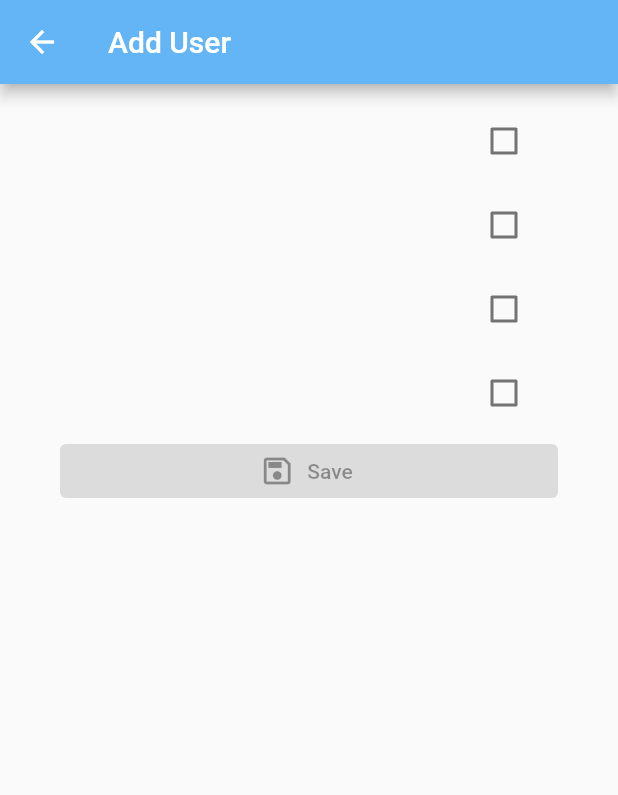
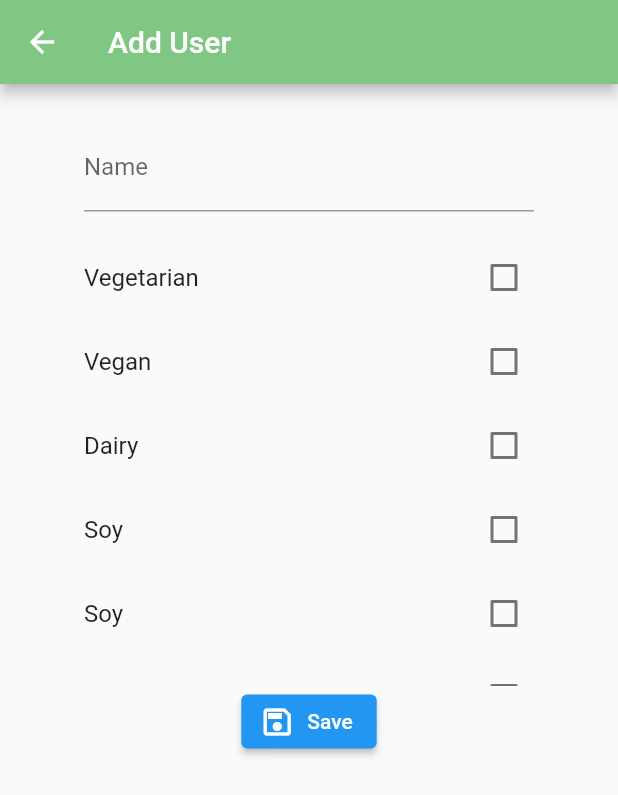
Before and after one commit to AbhishekVangipuram/ez_eats, a Flutter app: the screen it shows after launch, after a tap on "Add User", on a phone screen of 412 x 824 dp. Shown: the top 795 px of the screen. Run offline on Flutter 3.47's test engine with Material 2 defaults, Android fonts, the phone set to English and light mode, and no system bars.

Commit message:
Fleshed out layout for first few screens
Have to add read/write to JSON capabilities

```diff
--- a/lib/main.dart
+++ b/lib/main.dart
@@ -20,12 +20,13 @@ class MyApp extends StatelessWidget {
   @override
   Widget build(BuildContext context) {
     return MaterialApp(
-        title: "App Demo",
-        theme: ThemeData(
-            appBarTheme: AppBarTheme(
-                backgroundColor: Colors.blue[300],
-                foregroundColor: Colors.white)),
-        home: const UserListScreen());
+      debugShowCheckedModeBanner: false,
+      title: "App Demo",
+      theme: ThemeData(
+          appBarTheme: AppBarTheme(
+              backgroundColor: Colors.green[300],
+              foregroundColor: Colors.white)),
+      home: const UserListScreen());
   }
 }
 
--- a/lib/screens/add_user_screen.dart
+++ b/lib/screens/add_user_screen.dart
@@ -1,8 +1,15 @@
 // import 'package:ez_eats/users.dart';
 import 'package:flutter/material.dart';
 
-class AddUserScreen extends StatelessWidget {
+class AddUserScreen extends StatefulWidget {
   const AddUserScreen({Key? key}) : super(key: key);
+
+  @override
+  _AddUserScreenState createState() => _AddUserScreenState();
+
+}
+
+class _AddUserScreenState extends State<AddUserScreen>{
 
   @override
   Widget build(BuildContext context) {
@@ -14,27 +21,68 @@ class AddUserScreen extends StatelessWidget {
               padding: const EdgeInsets.only(
                   left: 40, right: 40, top: 10, bottom: 10),
               // could use ListView.Builder
-              child: ListView(children: [
-                _restrictionTile("Vegetarian", false),
-                _restrictionTile("Vegan", false),
-                _restrictionTile("Dairy", false),
-                _restrictionTile("Soy", false),
-                _saveButton()
+              child: Column(
+                children: [
+                  _nameInput(),
+                  Container(
+                    constraints: const BoxConstraints(maxHeight: 300),
+                    child: ListView(
+                      children: [
+                        _restrictionTile("Vegetarian"),
+                        _restrictionTile("Vegan"),
+                        _restrictionTile("Dairy"),
+                        _restrictionTile("Soy"),
+                        _restrictionTile("Soy"),
+                        _restrictionTile("Soy"),
+                        _restrictionTile("SoyAAAAAAAA"),
+                        _restrictionTile("SoyBBBBBBBB"),
+
+                      ],
+                    ),
+                  ),
+                  _saveButton(context)
               ]))),
     );
   }
 
-  Widget _restrictionTile(String label, bool? value) {
-    return CheckboxListTile(
-        value: value,
-        onChanged: (bool? val) {
-          val = val!;
-        });
+  Widget _nameInput(){
+    return Container(
+      padding: const EdgeInsets.all(16),
+      child: TextField(
+        decoration: const InputDecoration(
+          // PUT OTHER DECORATORS HERE MAYBE
+          labelText: "Name"
+        ),
+        onTap: () {
+
+        },
+      )
+    );
   }
 
-  Widget _saveButton() {
+  Widget _restrictionTile(String label) {
+    bool? val = false;
+    return CheckboxListTile(
+      title: Text(label, style: const TextStyle()),
+      value: val,
+      onChanged: (bool? value) {
+        setState(() {
+          val = value;
+        });
+      },
+    );
+  }
+
+  Widget _saveButton(BuildContext context) {
     return ElevatedButton.icon(
-        onPressed: null,
+        onPressed: () {
+          // ********************
+          // WRITE TO JSON
+          // ********************
+
+          Navigator.pop(context);
+
+        },
         icon: const Icon(Icons.save_outlined),
         label: const Text("Save"));
   }
--- a/lib/screens/user_list_screen.dart
+++ b/lib/screens/user_list_screen.dart
@@ -1,4 +1,5 @@
 import 'package:ez_eats/screens/add_user_screen.dart';
+import 'package:ez_eats/screens/search_screen.dart';
 import 'package:flutter/material.dart';
 import 'add_user_screen.dart';
 
@@ -16,7 +17,12 @@ class UserListScreen extends StatelessWidget {
           child: ListView(children: [
             _userTile(),
             _userTile(),
-            _addUserButton(context)
+            _addUserButton(context),
+            ElevatedButton(
+              onPressed: () {
+                Navigator.of(context).pushReplacement(MaterialPageRoute(builder: (context) => SearchScreen()));
+              },
+              child: const Text("Done"))
           ]
           )
         )
@@ -25,16 +31,19 @@ class UserListScreen extends StatelessWidget {
   }
 
   Widget _userTile() {
-    return ListTile();
+    return const ListTile(title:  Text("NAME"), subtitle:  Text("allergies: "), onTap: null,);
   }
 
   Widget _addUserButton(BuildContext context) {
     // use either OutlinedButton or ElevatedButton
-    return OutlinedButton.icon(
+    return Container(
+      padding: const EdgeInsets.symmetric(horizontal: 95),
+      child: ElevatedButton.icon(
         onPressed: () {
           Navigator.push(context, MaterialPageRoute(builder: (context) => const AddUserScreen()));
         },
         icon: const Icon(Icons.add),
-        label: const Text("Add User"));
+        label: const Text("Add User"))
+    );
   }
 }
```
Also changed, not shown: lib/screens/search_screen.dart (added, +28 -0 lines), pubspec.lock.
